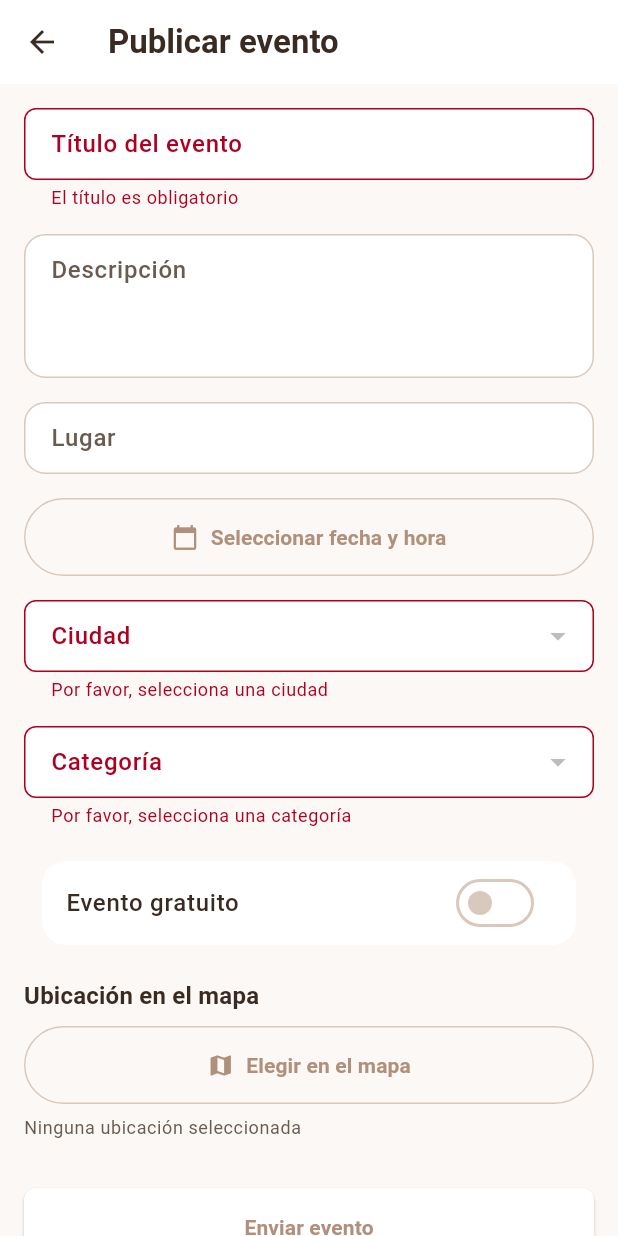
After one commit to perikopico/fiestapp, a Flutter app: the _EventSubmitScreenContent screen opened directly, after a tap on "Seleccionar fecha y hora", after a tap on "Evento gratuito", after a tap on "Enviar evento", on a phone screen of 412 x 824 dp. The commit adds this screen. Run offline on Flutter 3.47's test engine with Material 3 defaults, Android fonts, the phone set to English and light mode, and no system bars; our stand-ins replace flutter_dotenv, geolocator, google_maps_flutter, share_plus, shimmer, supabase_flutter; missing offline and left inert: add_2_calendar; accounts and stored records are empty; network calls fail.

Commit message:
Implementado selector de mapa con Google Maps y mejoras varias

```diff
--- a/lib/services/city_service.dart
+++ b/lib/services/city_service.dart
@@ -5,14 +5,25 @@ class City {
   final String name;
   final String slug;
   final int? provinceId;
+  final double? lat;
+  final double? lng;
 
-  City({required this.id, required this.name, required this.slug, this.provinceId});
+  City({
+    required this.id,
+    required this.name,
+    required this.slug,
+    this.provinceId,
+    this.lat,
+    this.lng,
+  });
 
   factory City.fromMap(Map<String, dynamic> m) => City(
     id: m['id'] as int,
     name: m['name'] as String,
     slug: m['slug'] as String,
     provinceId: m['province_id'] as int?,
+    lat: (m['lat'] as num?)?.toDouble(),
+    lng: (m['lng'] as num?)?.toDouble(),
   );
 }
 
@@ -29,13 +40,13 @@ class CityService {
     if (provinceId != null) {
       res = await supa
           .from('cities')
-          .select('id, name, slug, province_id')
+          .select('id, name, slug, province_id, lat, lng')
           .eq('province_id', provinceId)
           .order('name');
     } else {
       res = await supa
           .from('cities')
-          .select('id, name, slug, province_id')
+          .select('id, name, slug, province_id, lat, lng')
           .order('name');
     }
 
@@ -77,7 +88,7 @@ class CityService {
 
     final dynamic res = await supa
         .from('cities')
-        .select('id, name, slug, province_id')
+        .select('id, name, slug, province_id, lat, lng')
         .ilike('name', '%$q%')
         .order('name');
 
--- /dev/null
+++ b/lib/ui/events/event_submit_screen.dart
@@ -0,0 +1,550 @@
+import 'package:flutter/material.dart';
+import 'package:flutter/foundation.dart' hide Category;
+import 'package:intl/intl.dart';
+import 'package:google_maps_flutter/google_maps_flutter.dart';
+import '../../services/event_service.dart';
+import '../../services/city_service.dart';
+import '../../services/category_service.dart';
+import '../../models/category.dart';
+
+class EventSubmitScreen extends StatelessWidget {
+  const EventSubmitScreen({super.key});
+
+  @override
+  Widget build(BuildContext context) {
+    return const _EventSubmitScreenContent();
+  }
+}
+
+class _EventSubmitScreenContent extends StatefulWidget {
+  const _EventSubmitScreenContent();
+
+  @override
+  State<_EventSubmitScreenContent> createState() => _EventSubmitScreenContentState();
+}
+
+class _EventSubmitScreenContentState extends State<_EventSubmitScreenContent> {
+  final _formKey = GlobalKey<FormState>();
+  final _titleController = TextEditingController();
+  final _descriptionController = TextEditingController();
+  final _placeController = TextEditingController();
+
+  final EventService _eventService = EventService.instance;
+  final CityService _cityService = CityService.instance;
+  final CategoryService _categoryService = CategoryService();
+
+  List<City> _cities = [];
+  List<Category> _categories = [];
+  bool _isLoadingData = true;
+  bool _isSubmitting = false;
+
+  City? _selectedCity;
+  Category? _selectedCategory;
+  DateTime? _selectedDateTime;
+  bool _isFree = true;
+  double? _lat;
+  double? _lng;
+
+  @override
+  void initState() {
+    super.initState();
+    _loadData();
+  }
+
+  @override
+  void dispose() {
+    _titleController.dispose();
+    _descriptionController.dispose();
+    _placeController.dispose();
+    super.dispose();
+  }
+
+  Future<void> _loadData() async {
+    try {
+      final provId = await _cityService.getProvinceIdBySlug('cadiz');
+      final cities = await _cityService.fetchCities(provinceId: provId);
+      final categories = await _categoryService.fetchAll();
+
+      if (mounted) {
+        setState(() {
+          _cities = cities;
+          _categories = categories;
+          _isLoadingData = false;
+        });
+      }
+    } catch (e) {
+      if (mounted) {
+        setState(() {
+          _isLoadingData = false;
+        });
+        ScaffoldMessenger.of(context).showSnackBar(
+          SnackBar(
+            content: Text('Error al cargar datos: ${e.toString()}'),
+          ),
+        );
+      }
+    }
+  }
+
+  @override
+  Widget build(BuildContext context) {
+    if (_isLoadingData) {
+      return Scaffold(
+        appBar: AppBar(
+          title: const Text('Publicar evento'),
+        ),
+        body: const Center(
+          child: CircularProgressIndicator(),
+        ),
+      );
+    }
+    return Scaffold(
+      appBar: AppBar(
+        title: const Text('Publicar evento'),
+      ),
+      body: SingleChildScrollView(
+        padding: const EdgeInsets.all(16),
+        child: Form(
+          key: _formKey,
+          child: Column(
+            crossAxisAlignment: CrossAxisAlignment.stretch,
+            children: [
+              // Título del evento (obligatorio)
+              TextFormField(
+                controller: _titleController,
+                decoration: InputDecoration(
+                  labelText: 'Título del evento',
+                  hintText: 'Ej: Festival de Verano',
+                  border: OutlineInputBorder(
+                    borderRadius: BorderRadius.circular(8),
+                  ),
+                ),
+                validator: (value) {
+                  if (value == null || value.trim().isEmpty) {
+                    return 'El título es obligatorio';
+                  }
+                  return null;
+                },
+              ),
+              const SizedBox(height: 16),
+
+              // Descripción (multilínea)
+              TextFormField(
+                controller: _descriptionController,
+                decoration: InputDecoration(
+                  labelText: 'Descripción',
+                  hintText: 'Describe tu evento...',
+                  border: OutlineInputBorder(
+                    borderRadius: BorderRadius.circular(8),
+                  ),
+                  alignLabelWithHint: true,
+                ),
+                maxLines: 4,
+                minLines: 3,
+              ),
+              const SizedBox(height: 16),
+
+              // Lugar
+              TextFormField(
+                controller: _placeController,
+                decoration: InputDecoration(
+                  labelText: 'Lugar',
+                  hintText: 'Ej: Plaza del Ayuntamiento',
+                  border: OutlineInputBorder(
+                    borderRadius: BorderRadius.circular(8),
+                  ),
+                ),
+              ),
+              const SizedBox(height: 16),
+
+              // Selector de fecha y hora
+              OutlinedButton.icon(
+                onPressed: () async {
+                  final date = await showDatePicker(
+                    context: context,
+                    initialDate: DateTime.now(),
+                    firstDate: DateTime.now(),
+                    lastDate: DateTime.now().add(const Duration(days: 365)),
+                  );
+
+                  if (date != null) {
+                    final time = await showTimePicker(
+                      context: context,
+                      initialTime: TimeOfDay.now(),
+                    );
+
+                    if (time != null) {
+                      setState(() {
+                        _selectedDateTime = DateTime(
+                          date.year,
+                          date.month,
+                          date.day,
+                          time.hour,
+                          time.minute,
+                        );
+                      });
+                    }
+                  }
+                },
+                icon: const Icon(Icons.calendar_today),
+                label: const Text('Seleccionar fecha y hora'),
+                style: OutlinedButton.styleFrom(
+                  padding: const EdgeInsets.symmetric(vertical: 16),
+                ),
+              ),
+              if (_selectedDateTime != null) ...[
+                const SizedBox(height: 8),
+                Text(
+                  'Fecha seleccionada: ${DateFormat('dd/MM/yyyy HH:mm').format(_selectedDateTime!)}',
+                  style: Theme.of(context).textTheme.bodyMedium?.copyWith(
+                        color: Theme.of(context).colorScheme.primary,
+                      ),
+                ),
+              ],
+              const SizedBox(height: 16),
+
+              // Selector de ciudad
+              DropdownButtonFormField<City>(
+                decoration: InputDecoration(
+                  labelText: 'Ciudad',
+                  border: OutlineInputBorder(
+                    borderRadius: BorderRadius.circular(8),
+                  ),
+                ),
+                value: _selectedCity,
+                items: _cities.map((city) {
+                  return DropdownMenuItem<City>(
+                    value: city,
+                    child: Text(city.name),
+                  );
+                }).toList(),
+                onChanged: (value) {
+                  setState(() {
+                    _selectedCity = value;
+                  });
+                },
+                validator: (value) {
+                  if (value == null) {
+                    return 'Por favor, selecciona una ciudad';
+                  }
+                  return null;
+                },
+              ),
+              const SizedBox(height: 16),
+
+              // Selector de categoría
+              DropdownButtonFormField<Category>(
+                decoration: InputDecoration(
+                  labelText: 'Categoría',
+                  border: OutlineInputBorder(
+                    borderRadius: BorderRadius.circular(8),
+                  ),
+                ),
+                value: _selectedCategory,
+                items: _categories.where((Category c) => c.id != null).map((Category category) {
+                  return DropdownMenuItem<Category>(
+                    value: category,
+                    child: Text(category.name),
+                  );
+                }).toList(),
+                onChanged: (value) {
+                  setState(() {
+                    _selectedCategory = value;
+                  });
+                },
+                validator: (value) {
+                  if (value == null) {
+                    return 'Por favor, selecciona una categoría';
+                  }
+                  return null;
+                },
+              ),
+              const SizedBox(height: 16),
+
+              // Switch para evento gratuito
+              Card(
+                child: SwitchListTile(
+                  title: const Text('Evento gratuito'),
+                  value: _isFree,
+                  onChanged: (value) {
+                    setState(() {
+                      _isFree = value;
+                    });
+                  },
+                ),
+              ),
+              const SizedBox(height: 16),
+
+              // Selector de ubicación en el mapa
+              Text(
+                'Ubicación en el mapa',
+                style: Theme.of(context).textTheme.titleMedium,
+              ),
+              const SizedBox(height: 8),
+              OutlinedButton.icon(
+                onPressed: _openMapPicker,
+                icon: const Icon(Icons.map),
+                label: const Text('Elegir en el mapa'),
+                style: OutlinedButton.styleFrom(
+                  padding: const EdgeInsets.symmetric(vertical: 16),
+                ),
+              ),
+              const SizedBox(height: 8),
+              Text(
+                _lat != null && _lng != null
+                    ? 'Lat: ${_lat!.toStringAsFixed(4)}, Lng: ${_lng!.toStringAsFixed(4)}'
+                    : 'Ninguna ubicación seleccionada',
+                style: Theme.of(context).textTheme.bodySmall?.copyWith(
+                      color: _lat != null && _lng != null
+                          ? Theme.of(context).colorScheme.primary
+                          : Theme.of(context).colorScheme.onSurfaceVariant,
+                    ),
+              ),
+              const SizedBox(height: 32),
+
+              // Botón de enviar
+              ElevatedButton(
+                onPressed: _isSubmitting
+                    ? null
+                    : () async {
+                        if (!_formKey.currentState!.validate()) {
+                          return;
+                        }
+
+                        if (_selectedDateTime == null) {
+                          ScaffoldMessenger.of(context).showSnackBar(
+                            const SnackBar(
+                              content: Text('Por favor, selecciona una fecha y hora'),
+                            ),
+                          );
+                          return;
+                        }
+
+                        if (_selectedCity == null) {
+                          ScaffoldMessenger.of(context).showSnackBar(
+                            const SnackBar(
+                              content: Text('Por favor, selecciona una ciudad'),
+                            ),
+                          );
+                          return;
+                        }
+
+                        if (_selectedCategory == null || _selectedCategory!.id == null) {
+                          ScaffoldMessenger.of(context).showSnackBar(
+                            const SnackBar(
+                              content: Text('Por favor, selecciona una categoría'),
+                            ),
+                          );
+                          return;
+                        }
+
+                        try {
+                          setState(() {
+                            _isSubmitting = true;
+                          });
+
+                          await _eventService.submitEvent(
+                            title: _titleController.text,
+                            town: _selectedCity!.name,
+                            place: _placeController.text.trim().isEmpty
+                                ? _selectedCity!.name
+                                : _placeController.text,
+                            startsAt: _selectedDateTime!,
+                            cityId: _selectedCity!.id,
+                            categoryId: _selectedCategory!.id!,
+                            description: _descriptionController.text.trim().isEmpty
+                                ? null
+                                : _descriptionController.text.trim(),
+                            mapsUrl: (_lat != null && _lng != null)
+                                ? 'https://www.google.com/maps/search/?api=1&query=$_lat,$_lng'
+                                : null,
+                            lat: _lat,
+                            lng: _lng,
+                            isFree: _isFree,
+                          );
+
+                          if (context.mounted) {
+                            ScaffoldMessenger.of(context).showSnackBar(
+                              const SnackBar(
+                                content: Text('Tu evento se ha enviado y quedará pendiente de revisión.'),
+                                duration: Duration(seconds: 2),
+                              ),
+                            );
+
+                            // Esperar un poco antes de hacer pop para que el usuario vea el mensaje
+                            Future.delayed(const Duration(milliseconds: 500), () {
+                              if (context.mounted) {
+                                Navigator.of(context).pop();
+                              }
+                            });
+                          }
+                        } catch (e) {
+                          if (context.mounted) {
+                            setState(() {
+                              _isSubmitting = false;
+                            });
+                            ScaffoldMessenger.of(context).showSnackBar(
+                              SnackBar(
+                                content: Text('Error al enviar el evento: ${e.toString()}'),
+                                duration: const Duration(seconds: 3),
+                              ),
+                            );
+                          }
+                        }
+                      },
+                style: ElevatedButton.styleFrom(
+                  padding: const EdgeInsets.symmetric(vertical: 16),
+                  shape: RoundedRectangleBorder(
+                    borderRadius: BorderRadius.circular(8),
+                  ),
+                ),
+                child: _isSubmitting
+                    ? const SizedBox(
+                        height: 20,
+                        width: 20,
+                        child: CircularProgressIndicator(strokeWidth: 2),
+                      )
+                    : const Text('Enviar evento'),
+              ),
+            ],
+          ),
+        ),
+      ),
+    );
+  }
+
+  /// Abre el bottom sheet con el selector de mapa
+  void _openMapPicker() {
+    showModalBottomSheet(
+      context: context,
+      isScrollControlled: true,
+      backgroundColor: Theme.of(context).colorScheme.surface,
+      shape: const RoundedRectangleBorder(
+        borderRadius: BorderRadius.vertical(top: Radius.circular(20)),
+      ),
+      builder: (context) => _buildMapBottomSheet(),
+    );
+  }
+
+  /// Construye el bottom sheet con el mapa interactivo
+  Widget _buildMapBottomSheet() {
+    // Determinar el centro inicial del mapa y la posición inicial del marcador
+    LatLng initialCenter;
+    LatLng? initialMarkerPosition;
+
+    if (_lat != null && _lng != null) {
+      // Si ya hay coordenadas seleccionadas, usar esas
+      initialCenter = LatLng(_lat!, _lng!);
+      initialMarkerPosition = initialCenter;
+    } else if (_selectedCity?.lat != null && _selectedCity?.lng != null) {
+      // Si hay ciudad seleccionada con coordenadas, usar esas
+      initialCenter = LatLng(_selectedCity!.lat!, _selectedCity!.lng!);
+      initialMarkerPosition = initialCenter;
+    } else {
+      // Por defecto, usar Barbate
+      initialCenter = const LatLng(36.1927, -5.9219);
+      initialMarkerPosition = initialCenter;
+    }
+
+    return StatefulBuilder(
+      builder: (context, setModalState) {
+        // Estado local del marcador en el mapa (inicializado con la posición existente si hay)
+        LatLng? pickedLatLng = initialMarkerPosition;
+
+        return SizedBox(
+          height: MediaQuery.of(context).size.height * 0.9,
+          child: Column(
+            children: [
+              // AppBar del bottom sheet
+              AppBar(
+                title: const Text('Seleccionar ubicación'),
+                leading: IconButton(
+                  icon: const Icon(Icons.close),
+                  onPressed: () => Navigator.of(context).pop(),
+                ),
+                elevation: 0,
+              ),
+              // Mapa interactivo o mensaje para web
+              Expanded(
+                child: kIsWeb
+                    ? Center(
+                        child: Padding(
+                          padding: const EdgeInsets.all(24.0),
+                          child: Column(
+                            mainAxisAlignment: MainAxisAlignment.center,
+                            children: [
+                              Icon(
+                                Icons.map_outlined,
+                                size: 64,
+                                color: Theme.of(context).colorScheme.onSurfaceVariant,
+                              ),
+                              const SizedBox(height: 16),
+                              Text(
+                                'La selección en el mapa solo está disponible en la app móvil',
+                                style: Theme.of(context).textTheme.titleMedium,
+                                textAlign: TextAlign.center,
+                              ),
+                              const SizedBox(height: 8),
+                              Text(
+                                'Usa la app en Android o iOS para seleccionar una ubicación en el mapa.',
+                                style: Theme.of(context).textTheme.bodyMedium?.copyWith(
+                                      color: Theme.of(context).colorScheme.onSurfaceVariant,
+                                    ),
+                                textAlign: TextAlign.center,
+                              ),
+                            ],
+                          ),
+                        ),
+                      )
+                    : GoogleMap(
+                        initialCameraPosition: CameraPosition(
+                          target: initialCenter,
+                          zoom: 14.0,
+                        ),
+                        onTap: (LatLng position) {
+                          // Al hacer tap, actualizar la posición del marcador
+                          setModalState(() {
+                            pickedLatLng = position;
+                          });
+                        },
+                        markers: pickedLatLng != null
+                            ? {
+                                Marker(
+                                  markerId: const MarkerId('picked'),
+                                  position: pickedLatLng!,
+                                ),
+                              }
+                            : {},
+                        myLocationButtonEnabled: false,
+                        zoomControlsEnabled: true,
+                      ),
+              ),
+              // Botón de confirmar
+              Padding(
+                padding: const EdgeInsets.all(16.0),
+                child: ElevatedButton(
+                  onPressed: () {
+                    // Usar las coordenadas seleccionadas o las actuales/existentes
+                    final finalLatLng = pickedLatLng ?? initialMarkerPosition;
+                    if (finalLatLng != null) {
+                      setState(() {
+                        _lat = finalLatLng.latitude;
+                        _lng = finalLatLng.longitude;
+                      });
+                    }
+                    Navigator.of(context).pop();
+                  },
+                  style: ElevatedButton.styleFrom(
+                    padding: const EdgeInsets.symmetric(vertical: 16),
+                    minimumSize: const Size(double.infinity, 48),
+                  ),
+                  child: const Text('Usar esta ubicación'),
+                ),
+              ),
+            ],
+          ),
+        );
+      },
+    );
+  }
+}
--- a/pubspec.yaml
+++ b/pubspec.yaml
@@ -43,6 +43,9 @@ dependencies:
   add_2_calendar: ^3.0.1
   shimmer: ^3.0.0
   geolocator: ^14.0.2
+  flutter_map: ^7.0.2
+  latlong2: ^0.9.1
+  google_maps_flutter: ^2.9.0
 
 dev_dependencies:
   flutter_test:
```
Also changed, not shown: lib/services/event_service.dart (+40 -0 lines), lib/ui/dashboard/dashboard_screen.dart (+12 -0 lines), pubspec.lock.
